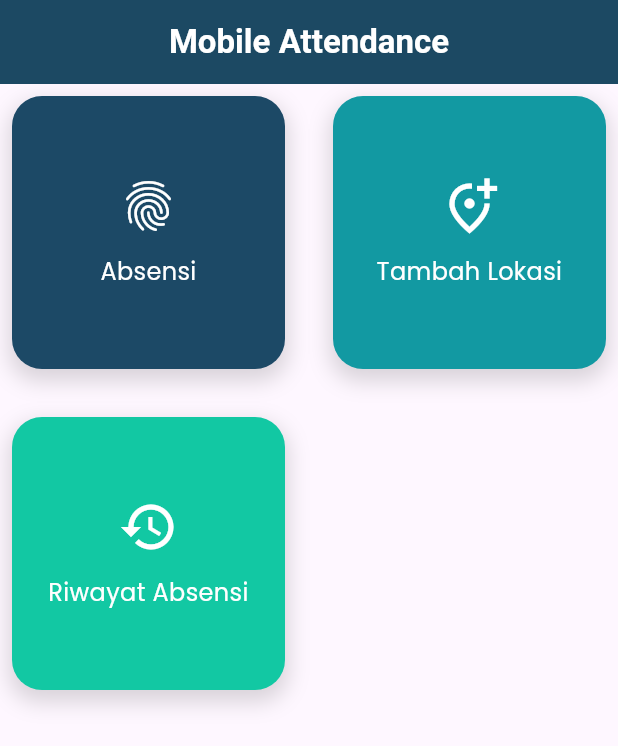
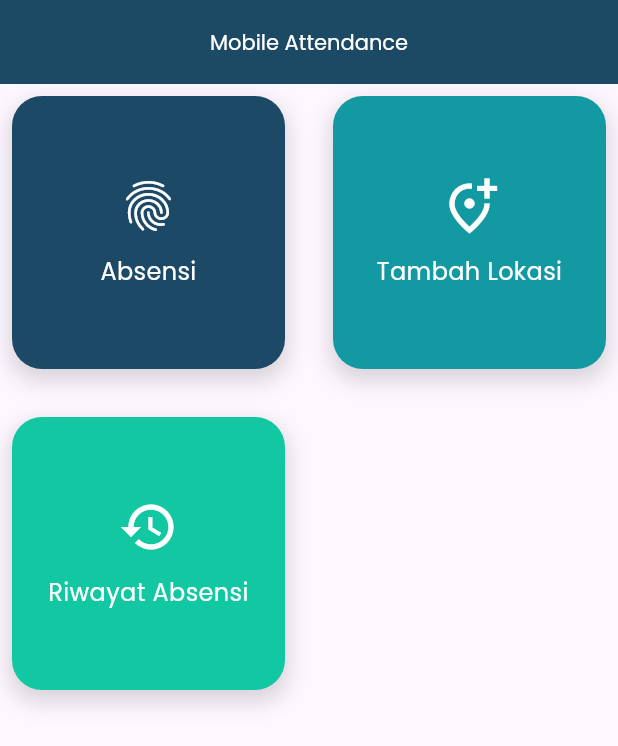
Before and after one commit to Mercuriallz/sqflite-attendance, a Flutter app: the screen it shows after launch, on a phone screen of 412 x 824 dp. Shown: the top 746 px of the screen. Run offline on Flutter 3.47's test engine with Material 3 defaults, Android fonts, the phone set to English and light mode, and no system bars; our stand-ins replace flutter_easyloading, geocoding, geolocator, google_fonts, sqflite; accounts and stored records are empty.

```diff
--- a/lib/constant/text_style.dart
+++ b/lib/constant/text_style.dart
@@ -21,7 +21,7 @@ final smallBlackText = GoogleFonts.poppins(
     fontSize: 12, color: Colors.black);
 
 final largeBlackText = GoogleFonts.poppins(
-    fontSize: 16, color: Colors.black, fontWeight: FontWeight.bold);
+    fontSize: 16, color: Colors.black,);
 
 
 final smallGreyText = GoogleFonts.poppins(
--- a/lib/model/attendance.model.dart
+++ b/lib/model/attendance.model.dart
@@ -2,19 +2,21 @@ class Attendance {
   final int? id;
   final int locationId;
   final DateTime timestamp;
+  final DateTime? checkoutTimestamp;
   final double latitude;
   final double longitude;
   final String street;
   final String state;
 
 
-  Attendance({this.id, required this.locationId, required this.timestamp, required this.latitude, required this.longitude, required this.street, required this.state});
+  Attendance({this.id, required this.locationId, required this.timestamp, required this.checkoutTimestamp, required this.latitude, required this.longitude, required this.street, required this.state});
 
   Map<String, dynamic> toMap() {
     return {
       'id': id,
       'locationId': locationId,
       'timestamp': timestamp.toIso8601String(),
+      'checkoutTimestamp': checkoutTimestamp?.toIso8601String(),
       'latitude': latitude,
       'longitude': longitude,
       'street': street,
--- a/lib/presentation/attendance.dart
+++ b/lib/presentation/attendance.dart
@@ -132,6 +132,7 @@ class AddAttendanceState extends State<AddAttendance> {
           timestamp: DateTime.now(),
           latitude: currentPosition!.latitude,
           longitude: currentPosition!.longitude,
+          checkoutTimestamp: null,
           street: streetName,
           state: stateName
         );
@@ -245,7 +246,7 @@ class AddAttendanceState extends State<AddAttendance> {
           ),
           const SizedBox(height: 4),
           Text(
-            "Provinsi: $stateName",
+            "Provinsi: ${selectedLocation!.state}",
             style: smallGreyText,
           ),
         ],
@@ -270,7 +271,7 @@ class AddAttendanceState extends State<AddAttendance> {
               ),
               child: isSaving
                   ? const CircularProgressIndicator()
-                  : const Text('Save Attendance'),
+                  : const Text('Absen'),
             ),
           ],
         ),
--- a/lib/presentation/home.dart
+++ b/lib/presentation/home.dart
@@ -1,4 +1,5 @@
 import 'package:attend_mobile/constant/card.dart';
+import 'package:attend_mobile/constant/text_style.dart';
 import 'package:attend_mobile/presentation/add_location.dart';
 import 'package:attend_mobile/presentation/attendance.dart';
 import 'package:attend_mobile/presentation/history_attendance.dart';
@@ -25,13 +26,9 @@ class _HomeState extends State<Home> {
 
     return Scaffold(
       appBar: AppBar(
-        title: const Text(
+        title:  Text(
           'Mobile Attendance',
-          style: TextStyle(
-            fontWeight: FontWeight.bold,
-            fontSize: 22,
-            color: Colors.white,
-          ),
+          style: standarWhiteText
         ),
         centerTitle: true,
         backgroundColor: const Color(0xFF1C4963),
```
Also changed, not shown: lib/db_offline/database_offline.dart (+26 -2 lines), lib/presentation/add_location.dart (+5 -14 lines), lib/presentation/history_attendance.dart (+33 -4 lines).
